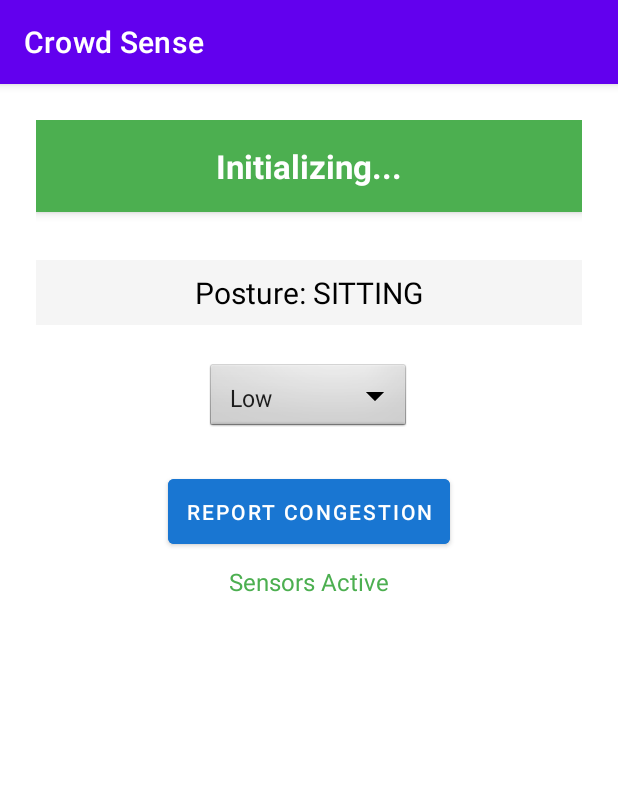
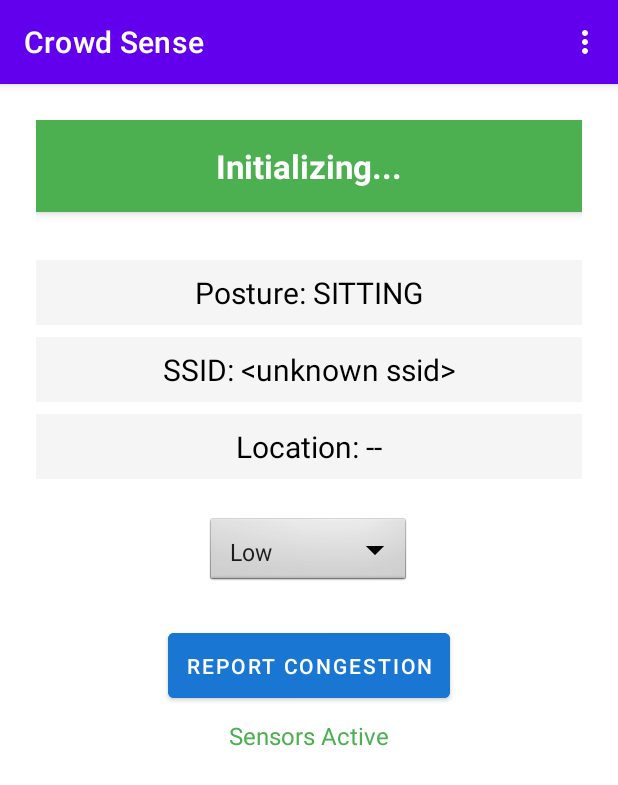
Before and after one commit to kalumsneha/CrowdSense, an Android app: the screen it shows after launch (MainActivity), on a phone screen of 412 x 824 dp. Shown: the top 785 px of the screen. Run offline under Robolectric (Android 15) with nearby library versions, the phone set to English and light mode, and no system bars; our stand-ins replace Firebase (no records; nobody signed in at launch, a user with empty details on screens opened directly).

Commit message:
User Report

```diff
--- a/app/src/main/AndroidManifest.xml
+++ b/app/src/main/AndroidManifest.xml
@@ -30,6 +30,8 @@
             android:name="com.google.android.geo.API_KEY"
             android:value="YOUR_API_KEY" />
 
+        <activity android:name=".ReportDashboardActivity" />
+
         <activity
             android:name=".MainActivity"
             android:exported="true"
@@ -39,6 +41,7 @@
                 <category android:name="android.intent.category.LAUNCHER" />
             </intent-filter>
         </activity>
+
     </application>
 
 </manifest>
--- a/app/src/main/java/com/ontariotechu/crowdsense/MainActivity.kt
+++ b/app/src/main/java/com/ontariotechu/crowdsense/MainActivity.kt
@@ -1,5 +1,8 @@
 package com.ontariotechu.crowdsense
 
+//Firebase Realtime Database
+
+// For Firebase Database listeners
 import android.Manifest
 import android.bluetooth.BluetoothAdapter
 import android.bluetooth.le.ScanCallback
@@ -10,43 +13,41 @@ import android.hardware.Sensor
 import android.hardware.SensorEvent
 import android.hardware.SensorEventListener
 import android.hardware.SensorManager
-import android.widget.Spinner
+import android.location.Location
+import android.location.LocationListener
+import android.location.LocationManager
+import android.net.wifi.WifiInfo
+import android.net.wifi.WifiManager
 import android.os.*
+import android.provider.Settings
 import android.util.Log
 import android.widget.Button
+import android.widget.Spinner
 import android.widget.TextView
 import android.widget.Toast
 import androidx.appcompat.app.AppCompatActivity
 import androidx.core.app.ActivityCompat
 import androidx.core.content.ContextCompat
+import com.google.firebase.database.DataSnapshot
+import com.google.firebase.database.DatabaseError
 import com.google.firebase.database.FirebaseDatabase
+import com.google.firebase.database.ValueEventListener
+import com.ontariotechu.crowdsense.sensors.CongestionEstimator
 import com.ontariotechu.crowdsense.data.CongestionResult
-import com.ontariotechu.crowdsense.sensors.CongestionEstimator
 import java.io.File
 import java.text.SimpleDateFormat
 import java.util.*
 import kotlin.math.abs
 import kotlin.math.atan2
 import kotlin.math.sqrt
-
-import android.provider.Settings
-
-//Firebase Realtime Database
-import com.google.firebase.database.DataSnapshot
-import com.google.firebase.database.DatabaseError
-import com.google.firebase.database.ValueEventListener
-
-import android.location.Location
-import android.location.LocationListener
-import android.location.LocationManager
-import android.net.wifi.WifiManager
-import android.net.wifi.WifiInfo
-
-// For Firebase Database listeners
-import com.google.firebase.database.DatabaseReference
+import android.view.Menu
+import android.view.MenuItem
+import android.content.Intent
+import com.ontariotechu.crowdsense.ReportDashboardActivity
 
 
 class MainActivity : AppCompatActivity(), SensorEventListener {
+
 
     enum class PostureState {
         UNKNOWN,
@@ -73,6 +74,8 @@ class MainActivity : AppCompatActivity(), SensorEventListener {
     private lateinit var congestionText: TextView
     private lateinit var reportButton: Button
     private lateinit var congestionSpinner: Spinner
+    private lateinit var ssidText: TextView
+    private lateinit var locationText: TextView
 
     private var stepCount = 0
     private var lastStepValue = -1f
@@ -102,6 +105,9 @@ class MainActivity : AppCompatActivity(), SensorEventListener {
         super.onCreate(savedInstanceState)
         setContentView(R.layout.activity_main)
 
+        ssidText = findViewById(R.id.ssidText)
+        locationText = findViewById(R.id.locationText)
+
         congestionText = findViewById(R.id.congestionText)
         postureText = findViewById(R.id.postureText)
 
@@ -110,9 +116,7 @@ class MainActivity : AppCompatActivity(), SensorEventListener {
 
         reportButton.setOnClickListener {
             val selectedLevel = congestionSpinner.selectedItem.toString()
-            logUserReportedCongestion(selectedLevel)
             reportCongestionToFirebase(selectedLevel)
-            Toast.makeText(this, "Reported $selectedLevel congestion. Thank you!", Toast.LENGTH_SHORT).show()
         }
 
         checkAndRequestPermissions()
@@ -338,6 +342,22 @@ class MainActivity : AppCompatActivity(), SensorEventListener {
         postureText.text = "Posture: $currentPosture"
         postureText.setTextColor(android.graphics.Color.BLACK)
 
+        // Show SSID
+        val ssid = getCurrentWifiSSID()
+        ssidText.text = "SSID: $ssid"
+
+        // Show Location
+        getCurrentLocation { location ->
+            if (location != null) {
+                val lat = String.format("%.5f", location.latitude)
+                val lon = String.format("%.5f", location.longitude)
+                locationText.text = "Location: $lat, $lon"
+            } else {
+                locationText.text = "Location: Unknown"
+            }
+        }
+
+
         //Log entry
         val timestamp = System.currentTimeMillis()
         val line = "$timestamp,$stepRate,$avgSpeed,$stopCount,${nearbyDevices.size},$isSitting,$currentPosture\n"
@@ -476,6 +496,8 @@ class MainActivity : AppCompatActivity(), SensorEventListener {
 
 
         val ssid = getCurrentWifiSSID()
+        logUserReportedCongestion(level)
+
         getCurrentLocation { location ->
 
             val database = FirebaseDatabase.getInstance().getReference("reports")
@@ -492,6 +514,11 @@ class MainActivity : AppCompatActivity(), SensorEventListener {
             }
 
             database.push().setValue(report)
+
+            // Show success toast here
+            runOnUiThread {
+                Toast.makeText(this, "Reported $level congestion. Thank you!", Toast.LENGTH_SHORT).show()
+            }
         }
 
 
@@ -658,6 +685,24 @@ class MainActivity : AppCompatActivity(), SensorEventListener {
     }
 
 
+    override fun onCreateOptionsMenu(menu: Menu?): Boolean {
+        menuInflater.inflate(R.menu.main_menu, menu)
+        return true
+    }
+
+
+    override fun onOptionsItemSelected(item: MenuItem): Boolean {
+        return when (item.itemId) {
+            R.id.action_view_reports -> {
+                val intent = Intent(this, ReportDashboardActivity::class.java)
+                startActivity(intent)
+                true
+            }
+            else -> super.onOptionsItemSelected(item)
+        }
+    }
+
+
 
 
 
--- a/app/src/main/res/layout/activity_main.xml
+++ b/app/src/main/res/layout/activity_main.xml
@@ -36,6 +36,33 @@
         android:background="#f5f5f5"
         />
 
+    <TextView
+        android:id="@+id/ssidText"
+        android:layout_width="match_parent"
+        android:layout_height="wrap_content"
+        android:text="SSID: --"
+        android:textSize="20sp"
+        android:gravity="center"
+        android:textColor="@android:color/black"
+        android:padding="8dp"
+        android:layout_marginTop="8dp"
+        android:background="#f5f5f5"
+        />
+
+
+    <TextView
+        android:id="@+id/locationText"
+        android:layout_width="match_parent"
+        android:layout_height="wrap_content"
+        android:text="Location: --"
+        android:textSize="20sp"
+        android:gravity="center"
+        android:textColor="@android:color/black"
+        android:padding="8dp"
+        android:layout_marginTop="8dp"
+        android:background="#f5f5f5"
+        />
+
 
     <Spinner
         android:id="@+id/userCongestionSpinner"
@@ -48,6 +75,7 @@
         android:padding="8dp"
         />
 
+
     <Button
         android:id="@+id/reportButton"
         android:layout_width="wrap_content"
@@ -59,6 +87,7 @@
         android:textColor="#FFFFFF"
         android:elevation="4dp"
         />
+
 
     <TextView
         android:id="@+id/statusLabel"
--- /dev/null
+++ b/app/src/main/res/menu/main_menu.xml
@@ -0,0 +1,8 @@
+<?xml version="1.0" encoding="utf-8"?>
+<menu xmlns:android="http://schemas.android.com/apk/res/android">
+    <item
+        android:id="@+id/action_view_reports"
+        android:title="View Reports"
+        android:icon="@android:drawable/ic_menu_view"
+        android:showAsAction="never" />
+</menu>
```
Also changed, not shown: app/src/main/java/com/ontariotechu/crowdsense/ReportAdapter.kt (added, +36 -0 lines), app/src/main/java/com/ontariotechu/crowdsense/ReportDashboardActivity.kt (added, +55 -0 lines), app/src/main/java/com/ontariotechu/crowdsense/data/ReportEntry.kt (added, +10 -0 lines), app/src/main/java/com/ontariotechu/crowdsense/sensors/CongestionEstimator.kt (+13 -4 lines), app/src/main/res/layout/activity_report_dashboard.xml (added, +21 -0 lines), app/src/main/res/layout/item_report.xml (added, +18 -0 lines).
